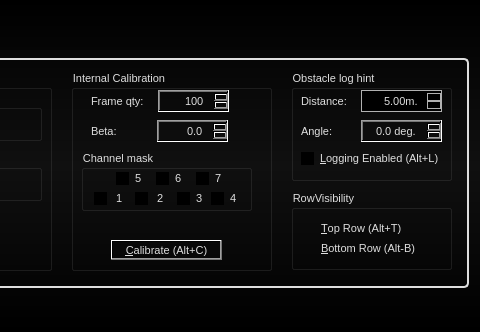
This is src/AWLQtDemo/awlqtdemo.ui in samanwaya-jena/EVAL-ADAL6110-16-GUI as Qt 5 draws it before an edit; both pictures show x 492 to 972 and y 0 to 332 of the 972 by 332 pixel window. The edited form follows.
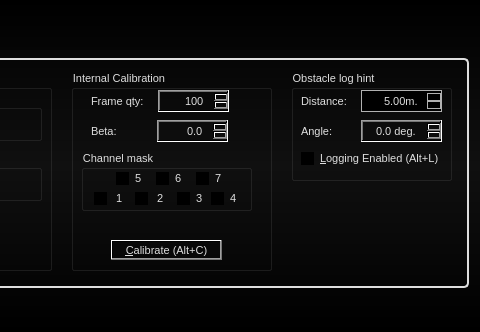
This is the edited form. Icons and pictures are not drawn.

Commit message: Remove row selector  that was made for temporary use on AWL16

Patch:
```diff
--- a/src/AWLQtDemo/awlqtdemo.ui
+++ b/src/AWLQtDemo/awlqtdemo.ui
@@ -2544,54 +2544,6 @@
            </property>
           </widget>
          </widget>
-         <widget class="QGroupBox" name="lineDisplayGroupBox">
-          <property name="geometry">
-           <rect>
-            <x>770</x>
-            <y>130</y>
-            <width>161</width>
-            <height>80</height>
-           </rect>
-          </property>
-          <property name="title">
-           <string>RowVisibility</string>
-          </property>
-          <widget class="QRadioButton" name="topRowRadioButton">
-           <property name="geometry">
-            <rect>
-             <x>10</x>
-             <y>30</y>
-             <width>121</width>
-             <height>17</height>
-            </rect>
-           </property>
-           <property name="text">
-            <string>&amp;Top Row (Alt+T)</string>
-           </property>
-           <property name="shortcut">
-            <string>Alt+T</string>
-           </property>
-           <property name="checked">
-            <bool>true</bool>
-           </property>
-          </widget>
-          <widget class="QRadioButton" name="bottomRowRadioButton">
-           <property name="geometry">
-            <rect>
-             <x>10</x>
-             <y>50</y>
-             <width>121</width>
-             <height>17</height>
-            </rect>
-           </property>
-           <property name="text">
-            <string>&amp;Bottom Row (Alt-B)</string>
-           </property>
-           <property name="shortcut">
-            <string>Alt+B</string>
-           </property>
-          </widget>
-         </widget>
         </widget>
         <widget class="QWidget" name="controlTab">
          <attribute name="title">
```
Left out of the diff: 32 changed lines with no effect on the pictures. The commit also changes 2 other files.
